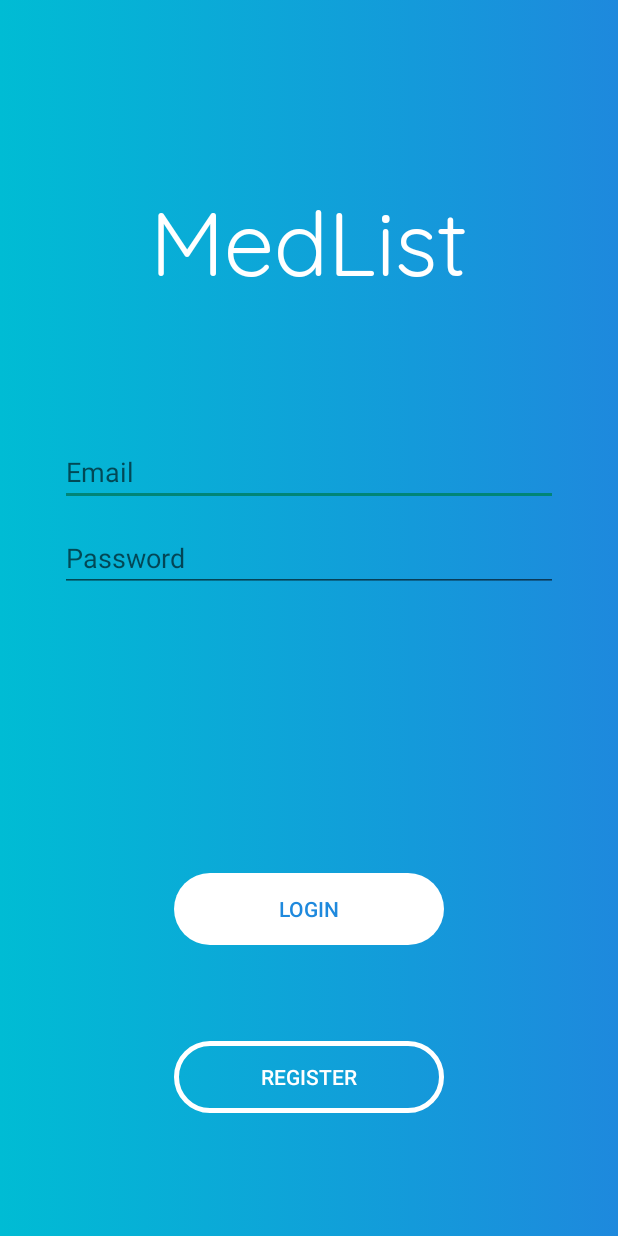
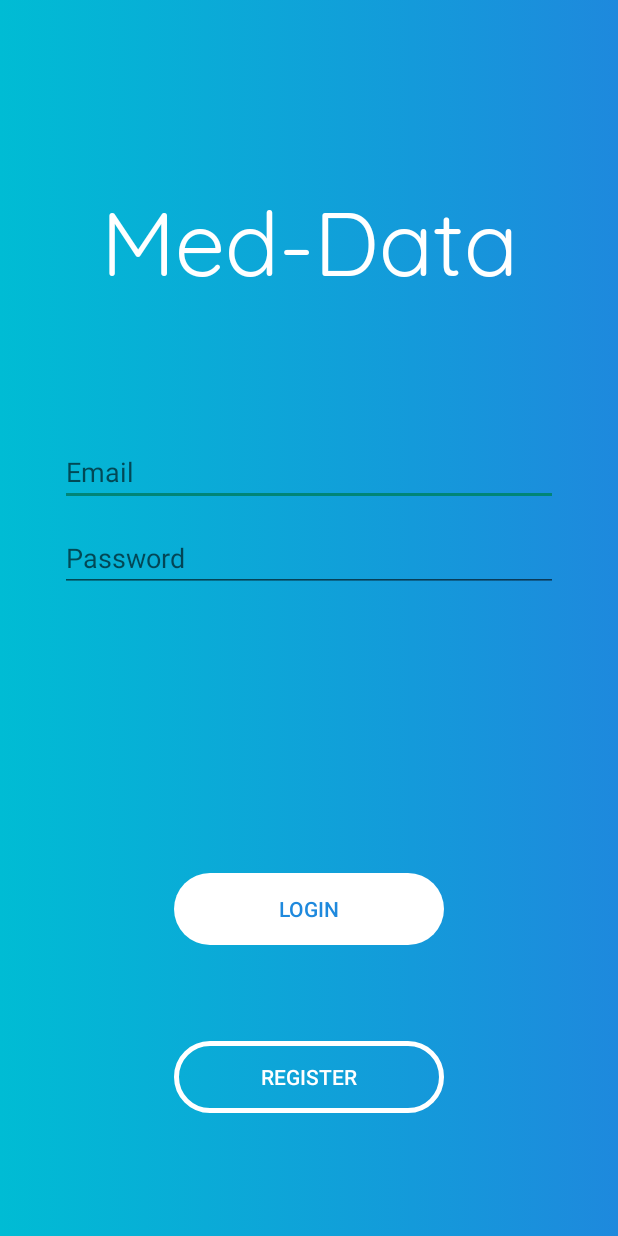
Before and after one commit to ericke8/Med-Data, an Android app: the screen it shows after launch (LoginActivity), on a phone screen of 412 x 824 dp. Run offline under Robolectric (Android 15) with nearby library versions, the phone set to English and light mode, and no system bars; our stand-ins replace Firebase (no records; nobody signed in at launch, a user with empty details on screens opened directly).

Commit message:
Main Activity Edit

```diff
--- a/app/src/main/res/values/strings.xml
+++ b/app/src/main/res/values/strings.xml
@@ -1,5 +1,5 @@
 <resources>
-    <string name="app_name">MedList</string>
+    <string name="app_name">Med-Data</string>
     <!-- Strings related to login -->
     <string name="prompt_email">Email</string>
     <string name="prompt_password">Password</string>
```
